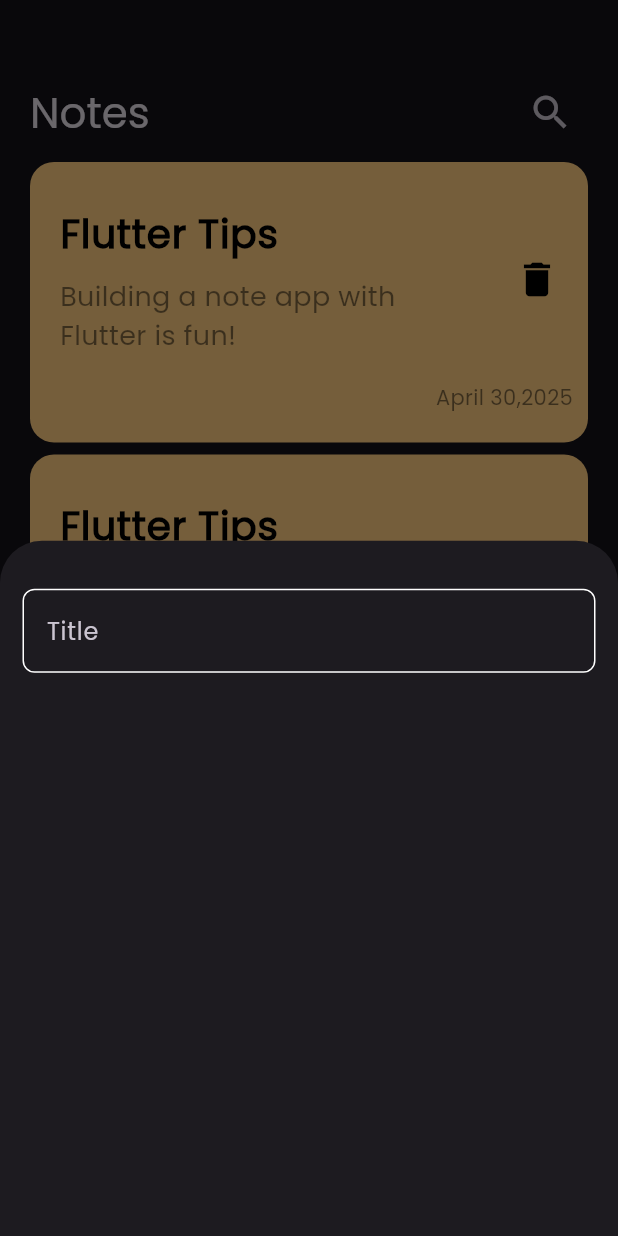
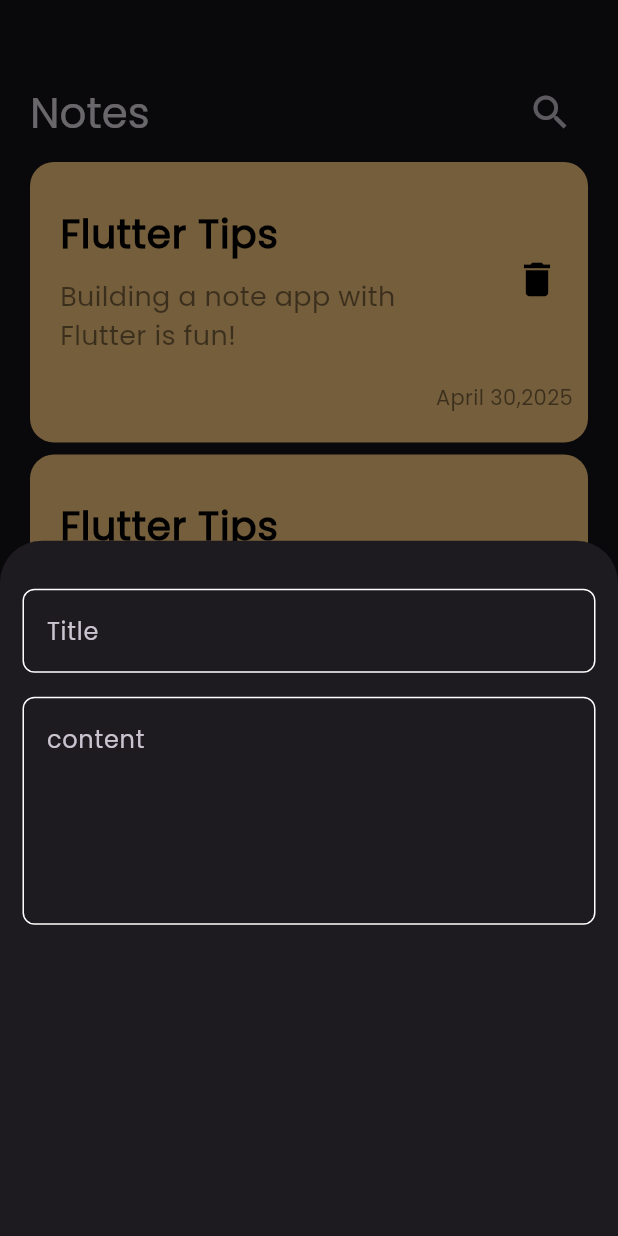
Before and after one commit to mohammedragp924/notes_app, a Flutter app: the screen it shows after launch, after a tap on the "add" icon, on a phone screen of 412 x 824 dp. Run offline on Flutter 3.47's test engine with Material 3 defaults, Android fonts, the phone set to English and light mode, and no system bars.

Commit message:
add fields to buttom sheet

```diff
--- a/lib/widgets/add_note_bottom_sheet.dart
+++ b/lib/widgets/add_note_bottom_sheet.dart
@@ -6,6 +6,13 @@ class AddNoteBottomSheet extends StatelessWidget {
 
   @override
   Widget build(BuildContext context) {
-    return Column(children: [SizedBox(height: 32), CustomTextField()]);
+    return Column(
+      children: [
+        SizedBox(height: 32),
+        CustomTextField(hintText: 'Title'),
+        SizedBox(height: 16),
+        CustomTextField(hintText: 'content', maxLines: 5),
+      ],
+    );
   }
 }
--- a/lib/widgets/custom_text_field.dart
+++ b/lib/widgets/custom_text_field.dart
@@ -1,8 +1,12 @@
 import 'package:flutter/material.dart';
 import 'package:note_app/constants.dart';
+// ignore_for_file: public_member_api_docs, sort_constructors_first
 
 class CustomTextField extends StatelessWidget {
-  const CustomTextField({super.key});
+  const CustomTextField({super.key, required this.hintText, this.maxLines = 1});
+
+  final String hintText;
+  final int maxLines;
 
   @override
   Widget build(BuildContext context) {
@@ -10,8 +14,9 @@ class CustomTextField extends StatelessWidget {
       padding: const EdgeInsets.symmetric(horizontal: 15.0),
       child: TextField(
         cursorColor: KPrimaryColor,
+        maxLines: maxLines,
         decoration: InputDecoration(
-          hintText: 'Title',
+          hintText: hintText,
           // hintStyle: TextStyle(color: KPrimaryColor, fontSize: 15),
           border: buildBorder(),
           enabledBorder: buildBorder(),
```
